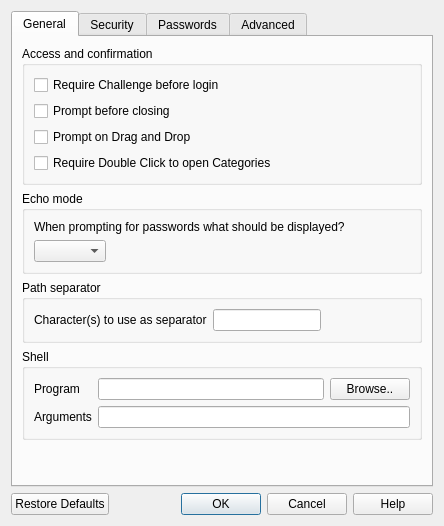
Old version of the form ui/preferencesdialog.ui in the repository sysal1280/passwords.
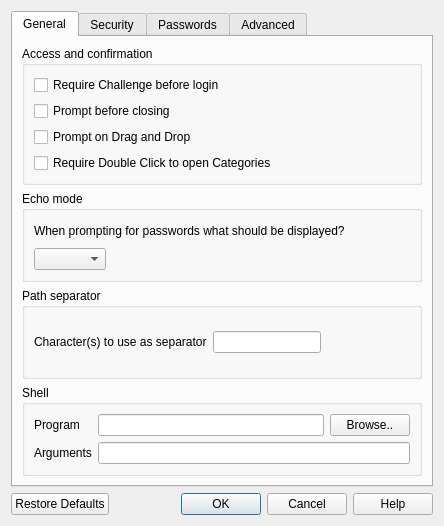
New version of the form.

```diff
--- a/ui/preferencesdialog.ui
+++ b/ui/preferencesdialog.ui
@@ -10,6 +10,12 @@
     <height>526</height>
    </rect>
   </property>
+  <property name="sizePolicy">
+   <sizepolicy hsizetype="Preferred" vsizetype="Minimum">
+    <horstretch>0</horstretch>
+    <verstretch>0</verstretch>
+   </sizepolicy>
+  </property>
   <property name="windowTitle">
    <string>Dialog</string>
   </property>
@@ -176,19 +182,6 @@
          </item>
         </layout>
        </item>
-       <item row="1" column="0">
-        <spacer name="verticalSpacer_2">
-         <property name="orientation">
-          <enum>Qt::Orientation::Vertical</enum>
-         </property>
-         <property name="sizeHint" stdset="0">
-          <size>
-           <width>20</width>
-           <height>96</height>
-          </size>
-         </property>
-        </spacer>
-       </item>
       </layout>
      </widget>
      <widget class="QWidget" name="tab_2">
```
